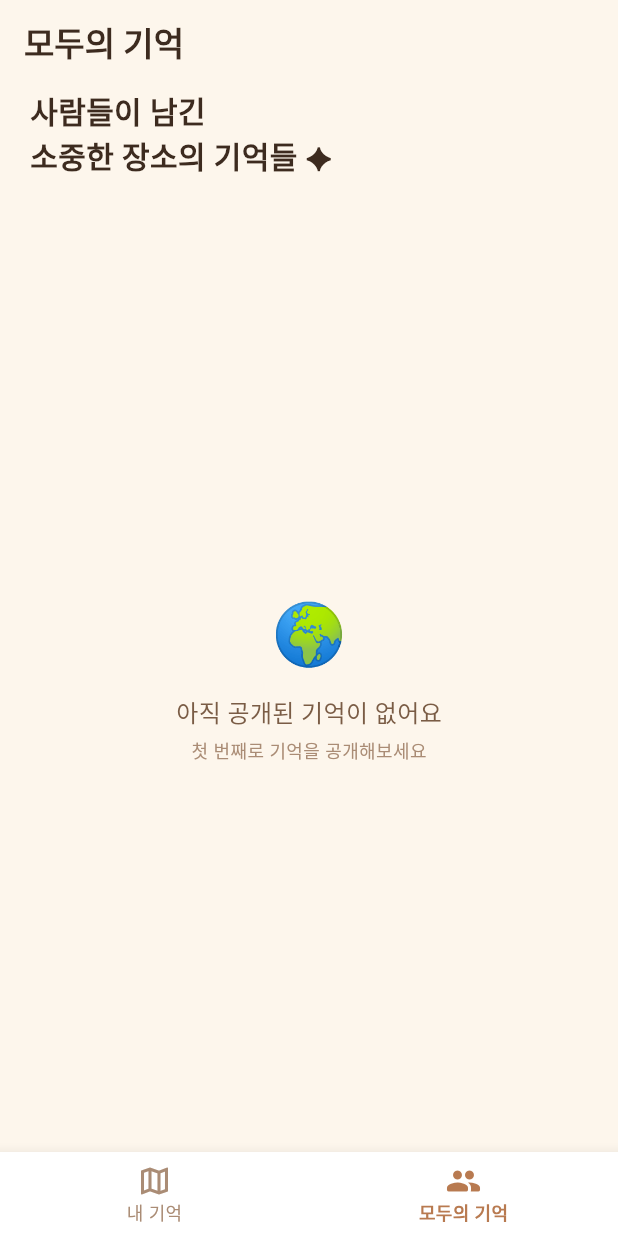
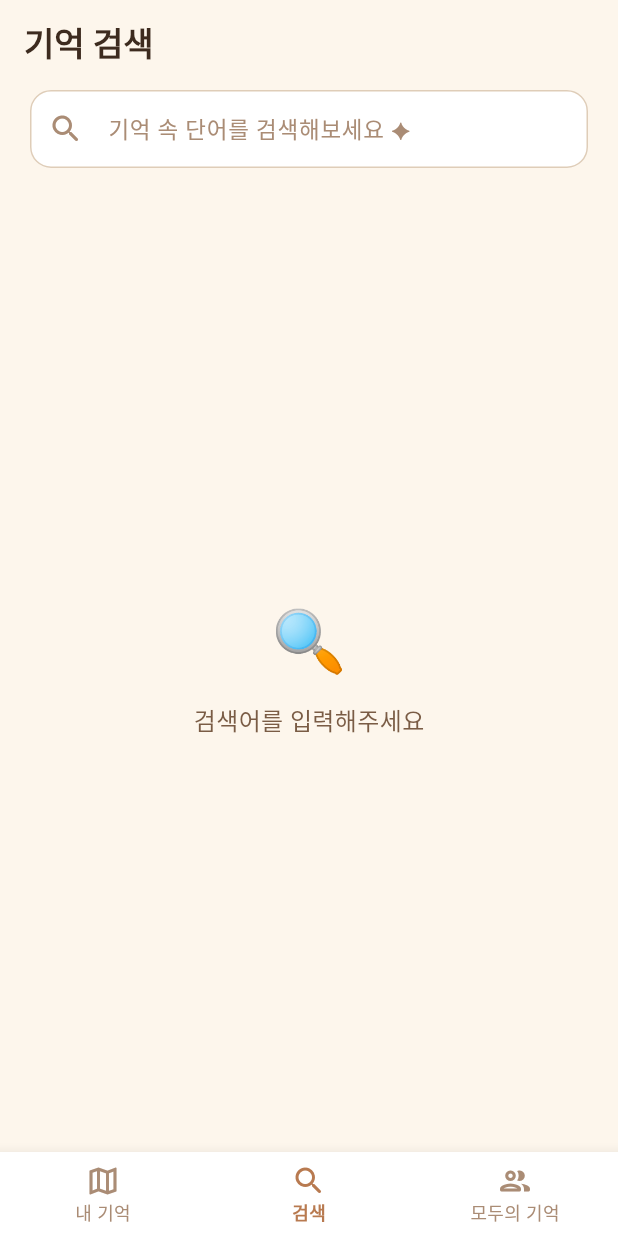
Before and after one commit to qkrwlsrb/place-archive, a Flutter app: the screen it shows once a user with an empty profile is signed in, item 2 of the bottom bar chosen, on a phone screen of 412 x 824 dp. Run offline on Flutter 3.47's test engine with Material 3 defaults, Android fonts, the phone set to English and light mode, and no system bars; our stand-ins replace cloud_firestore, firebase_auth, firebase_core, firebase_storage, geolocator, google_fonts and 2 more; accounts and stored records are empty; Roboto replaces fonts that are missing (Gaegu).

Commit message:
feat. 검색 기능 구현

```diff
--- a/lib/app.dart
+++ b/lib/app.dart
@@ -9,6 +9,7 @@ import 'data/repositories/capsule_repository.dart';
 import 'presentation/screens/login_screen.dart';
 import 'presentation/screens/map_screen.dart';
 import 'presentation/screens/feed_screen.dart';
+import 'presentation/screens/search_screen.dart';
 import 'presentation/theme/app_theme.dart';
 
 class PlaceArchiveApp extends StatelessWidget {
@@ -67,6 +68,7 @@ class _MainScreenState extends State<MainScreen> {
 
   final _screens = const [
     MapScreen(),
+    SearchScreen(),
     FeedScreen(),
   ];
 
@@ -94,6 +96,11 @@ class _MainScreenState extends State<MainScreen> {
             label: '내 기억',
           ),
           BottomNavigationBarItem(
+            icon: Icon(Icons.search_outlined),
+            activeIcon: Icon(Icons.search_rounded),
+            label: '검색',
+          ),
+          BottomNavigationBarItem(
             icon: Icon(Icons.people_outline_rounded),
             activeIcon: Icon(Icons.people_rounded),
             label: '모두의 기억',
--- /dev/null
+++ b/lib/presentation/screens/search_screen.dart
@@ -0,0 +1,311 @@
+// [Presentation Layer] — 검색 화면 렌더링 담당
+import 'package:flutter/material.dart';
+import 'package:provider/provider.dart';
+import 'package:google_fonts/google_fonts.dart';
+import 'package:intl/intl.dart';
+import '../../application/view_models/capsule_view_model.dart';
+import '../../domain/entities/capsule.dart';
+import '../theme/app_theme.dart';
+import 'capsule_detail_screen.dart';
+
+class SearchScreen extends StatefulWidget {
+  const SearchScreen({super.key});
+
+  @override
+  State<SearchScreen> createState() => _SearchScreenState();
+}
+
+class _SearchScreenState extends State<SearchScreen> {
+  final _searchController = TextEditingController();
+  String _query = '';
+
+  @override
+  void dispose() {
+    _searchController.dispose();
+    super.dispose();
+  }
+
+  List<Capsule> _filtered(List<Capsule> capsules) {
+    if (_query.trim().isEmpty) return capsules;
+    final q = _query.trim().toLowerCase();
+    return capsules
+        .where((c) => c.memo.toLowerCase().contains(q))
+        .toList();
+  }
+
+  @override
+  Widget build(BuildContext context) {
+    final capsuleVm = context.watch<CapsuleViewModel>();
+    final results = _filtered(capsuleVm.capsules);
+
+    return Scaffold(
+      backgroundColor: AppTheme.warmCream,
+      appBar: AppBar(
+        backgroundColor: AppTheme.warmCream,
+        elevation: 0,
+        scrolledUnderElevation: 0,
+        title: Text(
+          '기억 검색',
+          style: GoogleFonts.gaegu(
+            fontSize: 22,
+            fontWeight: FontWeight.w700,
+            color: AppTheme.textDark,
+          ),
+        ),
+      ),
+      body: Column(
+        children: [
+          // 검색바
+          Padding(
+            padding: const EdgeInsets.fromLTRB(20, 4, 20, 12),
+            child: TextField(
+              controller: _searchController,
+              autofocus: true,
+              style: GoogleFonts.notoSans(
+                  fontSize: 15, color: AppTheme.textDark),
+              onChanged: (v) => setState(() => _query = v),
+              decoration: InputDecoration(
+                hintText: '기억 속 단어를 검색해보세요 ✦',
+                hintStyle: GoogleFonts.gaegu(
+                    fontSize: 15, color: AppTheme.textLight),
+                prefixIcon: const Icon(Icons.search_rounded,
+                    color: AppTheme.textLight),
+                suffixIcon: _query.isNotEmpty
+                    ? IconButton(
+                        icon: const Icon(Icons.close_rounded,
+                            color: AppTheme.textLight, size: 20),
+                        onPressed: () {
+                          _searchController.clear();
+                          setState(() => _query = '');
+                        },
+                      )
+                    : null,
+                filled: true,
+                fillColor: Colors.white,
+                border: OutlineInputBorder(
+                  borderRadius: BorderRadius.circular(14),
+                  borderSide: const BorderSide(color: AppTheme.warmBorder),
+                ),
+                enabledBorder: OutlineInputBorder(
+                  borderRadius: BorderRadius.circular(14),
+                  borderSide: const BorderSide(color: AppTheme.warmBorder),
+                ),
+                focusedBorder: OutlineInputBorder(
+                  borderRadius: BorderRadius.circular(14),
+                  borderSide:
+                      const BorderSide(color: AppTheme.primary, width: 1.5),
+                ),
+                contentPadding: const EdgeInsets.symmetric(
+                    horizontal: 16, vertical: 14),
+              ),
+            ),
+          ),
+
+          // 결과 수
+          if (_query.isNotEmpty)
+            Padding(
+              padding: const EdgeInsets.fromLTRB(20, 0, 20, 8),
+              child: Row(
+                children: [
+                  Text(
+                    '\'$_query\' 검색 결과 ',
+                    style: GoogleFonts.notoSans(
+                        fontSize: 13, color: AppTheme.textLight),
+                  ),
+                  Container(
+                    padding: const EdgeInsets.symmetric(
+                        horizontal: 8, vertical: 2),
+                    decoration: BoxDecoration(
+                      color: AppTheme.primaryLight,
+                      borderRadius: BorderRadius.circular(10),
+                    ),
+                    child: Text(
+                      '${results.length}개',
+                      style: GoogleFonts.gaegu(
+                          fontSize: 13,
+                          color: AppTheme.primary,
+                          fontWeight: FontWeight.w600),
+                    ),
+                  ),
+                ],
+              ),
+            ),
+
+          // 결과 목록
+          Expanded(
+            child: _query.isEmpty
+                ? _buildEmpty('검색어를 입력해주세요')
+                : results.isEmpty
+                    ? _buildEmpty('검색 결과가 없어요')
+                    : ListView.separated(
+                        padding: const EdgeInsets.fromLTRB(20, 0, 20, 40),
+                        itemCount: results.length,
+                        separatorBuilder: (_, __) =>
+                            const SizedBox(height: 10),
+                        itemBuilder: (context, index) =>
+                            _SearchResultCard(
+                          capsule: results[index],
+                          query: _query,
+                        ),
+                      ),
+          ),
+        ],
+      ),
+    );
+  }
+
+  Widget _buildEmpty(String message) {
+    return Center(
+      child: Column(
+        mainAxisSize: MainAxisSize.min,
+        children: [
+          const Text('🔍', style: TextStyle(fontSize: 40)),
+          const SizedBox(height: 12),
+          Text(message,
+              style: GoogleFonts.gaegu(
+                  fontSize: 16, color: AppTheme.textMedium)),
+        ],
+      ),
+    );
+  }
+}
+
+class _SearchResultCard extends StatelessWidget {
+  final Capsule capsule;
+  final String query;
+
+  const _SearchResultCard({required this.capsule, required this.query});
+
+  @override
+  Widget build(BuildContext context) {
+    final dateStr =
+        DateFormat('yyyy.MM.dd').format(capsule.createdAt);
+
+    return GestureDetector(
+      onTap: () => Navigator.push(
+        context,
+        MaterialPageRoute(
+          builder: (_) => CapsuleDetailScreen(capsule: capsule),
+        ),
+      ),
+      child: Container(
+        decoration: BoxDecoration(
+          color: Colors.white,
+          borderRadius: BorderRadius.circular(14),
+          border: Border.all(color: AppTheme.warmBorder),
+        ),
+        padding: const EdgeInsets.all(16),
+        child: Column(
+          crossAxisAlignment: CrossAxisAlignment.start,
+          children: [
+            // 날짜 + 위치
+            Row(
+              children: [
+                const Icon(Icons.schedule_outlined,
+                    size: 12, color: AppTheme.textLight),
+                const SizedBox(width: 4),
+                Text(dateStr,
+                    style: GoogleFonts.notoSans(
+                        fontSize: 11, color: AppTheme.textLight)),
+                const SizedBox(width: 10),
+                const Icon(Icons.location_on_outlined,
+                    size: 12, color: AppTheme.textLight),
+                const SizedBox(width: 3),
+                Text(
+                  '${capsule.latitude.toStringAsFixed(3)}, '
+                  '${capsule.longitude.toStringAsFixed(3)}',
+                  style: GoogleFonts.notoSans(
+                      fontSize: 11, color: AppTheme.textLight),
+                ),
+                const Spacer(),
+                Container(
+                  padding: const EdgeInsets.symmetric(
+                      horizontal: 6, vertical: 2),
+                  decoration: BoxDecoration(
+                    color: capsule.isPublic
+                        ? AppTheme.primaryLight
+                        : AppTheme.warmBeige,
+                    borderRadius: BorderRadius.circular(6),
+                  ),
+                  child: Text(
+                    capsule.isPublic ? '공개' : '비공개',
+                    style: GoogleFonts.notoSans(
+                      fontSize: 9,
+                      color: capsule.isPublic
+                          ? AppTheme.primary
+                          : AppTheme.textLight,
+                    ),
+                  ),
+                ),
+              ],
+            ),
+            const SizedBox(height: 10),
+
+            // 하이라이트 텍스트
+            _HighlightText(text: capsule.memo, query: query),
+          ],
+        ),
+      ),
+    );
+  }
+}
+
+/// 검색어 하이라이트
+class _HighlightText extends StatelessWidget {
+  final String text;
+  final String query;
+
+  const _HighlightText({required this.text, required this.query});
+
+  @override
+  Widget build(BuildContext context) {
+    if (query.isEmpty) {
+      return Text(text,
+          style: GoogleFonts.gaegu(
+              fontSize: 15, color: AppTheme.textDark, height: 1.5),
+          maxLines: 3,
+          overflow: TextOverflow.ellipsis);
+    }
+
+    final lower = text.toLowerCase();
+    final lowerQ = query.toLowerCase();
+    final spans = <TextSpan>[];
+    int start = 0;
+
+    while (true) {
+      final idx = lower.indexOf(lowerQ, start);
+      if (idx == -1) {
+        spans.add(TextSpan(
+          text: text.substring(start),
+          style: GoogleFonts.gaegu(
+              fontSize: 15, color: AppTheme.textDark, height: 1.5),
+        ));
+        break;
+      }
+      if (idx > start) {
+        spans.add(TextSpan(
+          text: text.substring(start, idx),
+          style: GoogleFonts.gaegu(
+              fontSize: 15, color: AppTheme.textDark, height: 1.5),
+        ));
+      }
+      spans.add(TextSpan(
+        text: text.substring(idx, idx + query.length),
+        style: GoogleFonts.gaegu(
+          fontSize: 15,
+          color: AppTheme.primary,
+          fontWeight: FontWeight.w700,
+          height: 1.5,
+          backgroundColor: AppTheme.primaryLight,
+        ),
+      ));
+      start = idx + query.length;
+    }
+
+    return RichText(
+      text: TextSpan(children: spans),
+      maxLines: 3,
+      overflow: TextOverflow.ellipsis,
+    );
+  }
+}
```
